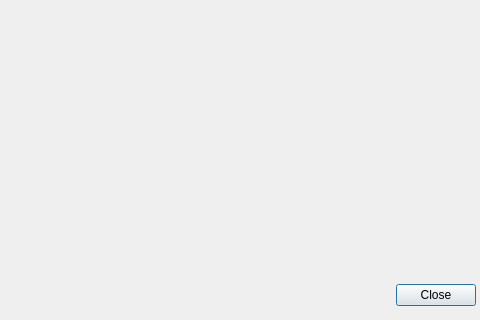
The window that PictureDialog.ui (SyDevTeam/gta5view) describes before a commit, drawn with Qt 5; both pictures show x 480 to 960 and y 216 to 536 of the 960 by 536 pixel window.
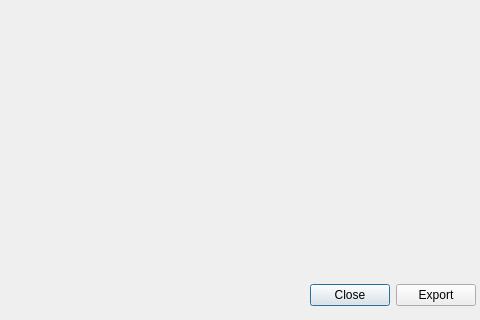
The same window after the commit.

What changed in the file:
```diff
--- a/PictureDialog.ui
+++ b/PictureDialog.ui
@@ -33,6 +33,19 @@
      </property>
     </widget>
    </item>
+   <item>
+    <spacer name="vsDialog">
+     <property name="orientation">
+      <enum>Qt::Vertical</enum>
+     </property>
+     <property name="sizeHint" stdset="0">
+      <size>
+       <width>0</width>
+       <height>0</height>
+      </size>
+     </property>
+    </spacer>
+   </item>
    <item>
     <layout class="QHBoxLayout" name="hlJSON">
      <property name="leftMargin">
@@ -74,6 +87,13 @@
        </property>
       </widget>
      </item>
+     <item>
+      <widget class="QPushButton" name="cmdExport">
+       <property name="text">
+        <string>Export</string>
+       </property>
+      </widget>
+     </item>
     </layout>
    </item>
   </layout>
```
